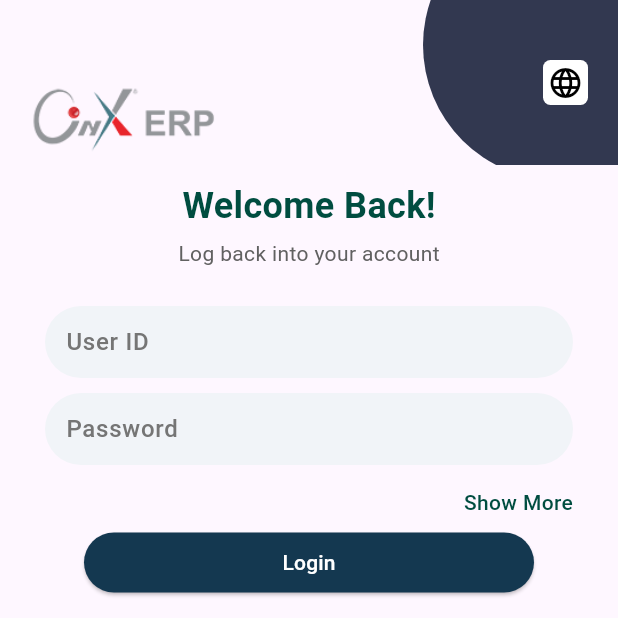
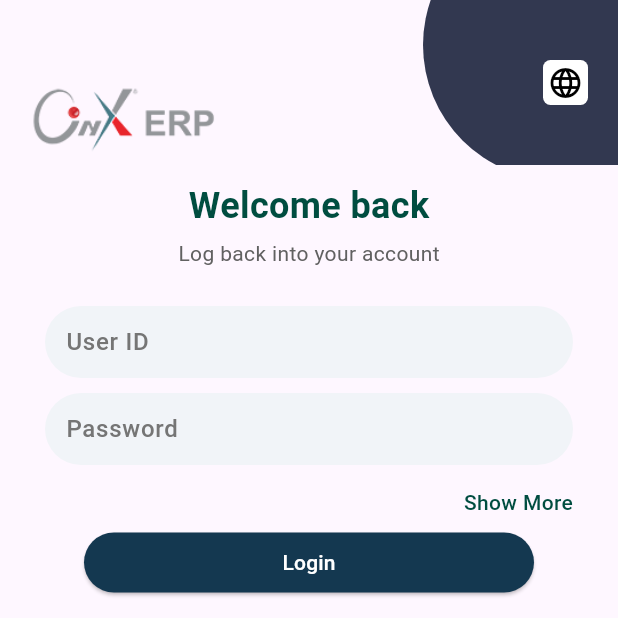
Before and after one commit to 24nse/ultimate_tsak_yemensoft, a Flutter app: the screen it shows after launch, on a phone screen of 412 x 824 dp, the top half of it. Run offline on Flutter 3.47's test engine with Material 3 defaults, Android fonts, the phone set to English and light mode, and no system bars; our stand-ins replace dio, get, get_storage, sqflite; accounts and stored records are empty.

Commit message:
Refactoring code

```diff
--- a/ultimate_task/lib/lang/translations.dart
+++ b/ultimate_task/lib/lang/translations.dart
@@ -7,10 +7,24 @@ class AppTranslations extends Translations {
           'login': 'Login',
           'home': 'Home',
           'language': 'Language',
-          'select_language': 'Select Language',
+          'choose_language': 'Choose Language',
           'english': 'English',
           'arabic': 'Arabic',
-          "apply": "Apply"
+          "apply": "Apply",
+          "welcome_back": "Welcome back",
+  "login_subtitle": "Log back into your account",
+  "userId": "User ID",
+  "password": "Password",
+  "show_more": "Show More",
+  "new": "New",
+  "others": "Others",
+  "nooh": "Nooh",
+    "saeed": "سعيد ",
+
+  "returned": "Returned",
+  "delivered": "Delivered",
+  "order_details": "Order Details",
+  "delivering": "Delivering"
 },
 
 
@@ -18,10 +32,24 @@ class AppTranslations extends Translations {
           'login': 'تسجيل الدخول',
           'home': 'الرئيسية',
           'language': 'اللغة',
-          'select_language': 'اختر اللغة',
+          'choose_language': 'اختر اللغة',
           'english': 'الإنجليزية',
           'arabic': 'العربية',
-           "apply": "تطبيق"
+           "apply": "تطبيق",
+            "welcome_back": "مرحبًا بعودتك",
+  "login_subtitle": "سجل الدخول إلى حسابك",
+  "userId": "معرّف المستخدم",
+  "password": "كلمة المرور",
+  "show_more": "عرض المزيد",
+  "new": "جديد",
+  "others": "أخرى",
+  "nooh": "نوح ",
+    "saeed": "سعيد ",
+
+  "returned": "تم الإرجاع",
+  "delivered": "تم التوصيل",
+  "order_details": "تفاصيل الطلب",
+  "delivering": "جاري التوصيل"
         },
       };
 }
--- a/ultimate_task/lib/views/language_selection_page.dart
+++ b/ultimate_task/lib/views/language_selection_page.dart
@@ -16,13 +16,13 @@ class LanguageSelectionPage extends StatelessWidget {
   Widget build(BuildContext context) {
     return Scaffold(
       appBar: AppBar(
-        title: Text('select_language'.tr),
+        title: Text('choose_language'.tr),
       ),
       body: Center(
         child: ElevatedButton(
           onPressed: () {
             Get.defaultDialog(
-              title: 'select_language'.tr,
+              title: 'choose_language'.tr,
               content: Column(
                 children: [
                   ListTile(
--- a/ultimate_task/lib/views/login/login_screen.dart
+++ b/ultimate_task/lib/views/login/login_screen.dart
@@ -27,7 +27,7 @@ class LoginScreen extends StatelessWidget {
 
         //Title
             Text(
-              "Welcome Back!",
+              "welcome_back".tr,
               style: TextStyle(
                 fontSize: 24,
                 fontWeight: FontWeight.bold,
@@ -36,7 +36,7 @@ class LoginScreen extends StatelessWidget {
             ),
             SizedBox(height: 5),
             Text(
-              "Log back into your account",
+              "login_subtitle".tr,
               style: TextStyle(
                 fontSize: 14,
                 color: Colors.grey[700],
@@ -46,10 +46,10 @@ class LoginScreen extends StatelessWidget {
             SizedBox(height: 20),
 
             // User ID
-            customTextField(hint: 'User ID', controller:   controller.userIdController,),
+            customTextField(hint: 'userId'.tr, controller:   controller.userIdController,),
 
             // Password
-            customTextField(hint: 'Password', isPassword: true,controller: controller.passwordController ),
+            customTextField(hint: 'password'.tr, isPassword: true,controller: controller.passwordController ),
 
             SizedBox(height: 10),
 
--- a/ultimate_task/lib/widgets/custom_show_more.dart
+++ b/ultimate_task/lib/widgets/custom_show_more.dart
@@ -1,6 +1,7 @@
 
   import 'package:flutter/material.dart';
 import 'package:flutter/widgets.dart';
+import 'package:get/get.dart';
 
 Widget customShowMore() {
     return Align(
@@ -8,7 +9,7 @@ Widget customShowMore() {
       child: Padding(
         padding: EdgeInsets.only(right: 30),
         child: Text(
-          "Show More",
+          "show_more".tr,
           style: TextStyle(
             color: Colors.teal[900],
             fontWeight: FontWeight.w500,
--- a/ultimate_task/lib/widgets/home/custom_widget_appbar.dart
+++ b/ultimate_task/lib/widgets/home/custom_widget_appbar.dart
@@ -42,8 +42,8 @@ Widget customWidgetAppbar() {
           child: Column(
             crossAxisAlignment: CrossAxisAlignment.start,
             children: const [
-              Text("Nooh", style: TextStyle(color: Colors.white, fontSize: 20, fontWeight: FontWeight.bold)),
-              Text("Saeed", style: TextStyle(color: Colors.white, fontSize: 20, fontWeight: FontWeight.w400)),
+              Text("nooh", style: TextStyle(color: Colors.white, fontSize: 20, fontWeight: FontWeight.bold)),
+              Text("saeed", style: TextStyle(color: Colors.white, fontSize: 20, fontWeight: FontWeight.w400)),
             ],
           ),
         ),
--- a/ultimate_task/lib/widgets/home/orders.dart
+++ b/ultimate_task/lib/widgets/home/orders.dart
@@ -1,6 +1,7 @@
 
 
 import 'package:flutter/material.dart';
+import 'package:get/get.dart';
 import 'package:get/get_state_manager/src/rx_flutter/rx_obx_widget.dart';
 import 'package:ultimate_task/viewmodels/home_controller.dart';
 
@@ -26,7 +27,7 @@ class Orders extends StatelessWidget {
         }
 
         if (bills.isEmpty) {
-          return const Center(child: Text('No Orders yet'));
+          return const Center(child: Text('no_orders_yet'));
         }
 
         return ListView.builder(
@@ -60,7 +61,7 @@ class Orders extends StatelessWidget {
                             mainAxisAlignment: MainAxisAlignment.spaceBetween,
                             children: [
     Text(
-      "Status\n${bill.status == 0 ? 'New' : bill.status == 1 ? 'Delivered' : bill.status == 2 ? 'Returned' : 'Delivering'}",
+      "Status\n${bill.status == 0 ? 'new'.tr : bill.status == 1 ? 'delivered'.tr : bill.status == 2 ? 'returned'.tr : 'delivering'.tr}",
       style: TextStyle(
         color: bill.status == 0
             ? Colors.green
--- a/ultimate_task/lib/widgets/home/tabbar.dart
+++ b/ultimate_task/lib/widgets/home/tabbar.dart
@@ -2,6 +2,7 @@
 import 'dart:ui';
 
 import 'package:flutter/material.dart';
+import 'package:get/get.dart';
 import 'package:get/get_state_manager/src/rx_flutter/rx_obx_widget.dart';
 import 'package:ultimate_task/viewmodels/home_controller.dart';
 
@@ -43,7 +44,7 @@ class Tabbar extends StatelessWidget {
                     ),
                     alignment: Alignment.center,
                     child: Text(
-                      'New',
+                      'new'.tr,
                       style: TextStyle(
                         color: selectedTab == 0 ? Colors.white : Colors.black,
                         fontWeight: FontWeight.bold,
@@ -62,7 +63,7 @@ class Tabbar extends StatelessWidget {
                     ),
                     alignment: Alignment.center,
                     child: Text(
-                      'Others',
+                      'others'.tr,
                       style: TextStyle(
                         color: selectedTab == 1 ? Colors.white : Colors.black,
                         fontWeight: FontWeight.bold,
```
